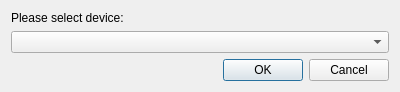
wldevru/src, file wlqt/form/wldevicewidget.ui: the form before one commit.
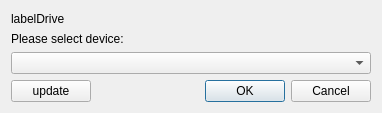
The form after the commit.

Patch:
```diff
--- a/wlqt/form/wldevicewidget.ui
+++ b/wlqt/form/wldevicewidget.ui
@@ -6,31 +6,45 @@
    <rect>
     <x>0</x>
     <y>0</y>
-    <width>400</width>
-    <height>89</height>
+    <width>382</width>
+    <height>113</height>
    </rect>
   </property>
   <property name="windowTitle">
    <string>Select Device</string>
   </property>
   <layout class="QGridLayout" name="gridLayout">
-   <item row="1" column="0" colspan="2">
+   <item row="3" column="0">
+    <widget class="QPushButton" name="pbUpdate">
+     <property name="text">
+      <string>update</string>
+     </property>
+    </widget>
+   </item>
+   <item row="2" column="0" colspan="3">
     <widget class="QComboBox" name="cbDevice"/>
    </item>
-   <item row="2" column="1">
+   <item row="1" column="0" colspan="2">
+    <widget class="QLabel" name="label">
+     <property name="text">
+      <string notr="true">Please select device:</string>
+     </property>
+    </widget>
+   </item>
+   <item row="0" column="0">
+    <widget class="QLabel" name="labelDriver">
+     <property name="text">
+      <string notr="true">labelDrive</string>
+     </property>
+    </widget>
+   </item>
+   <item row="3" column="2">
     <widget class="QDialogButtonBox" name="buttonBox">
      <property name="standardButtons">
       <set>QDialogButtonBox::Cancel|QDialogButtonBox::Ok</set>
      </property>
     </widget>
    </item>
-   <item row="0" column="0" colspan="2">
-    <widget class="QLabel" name="label">
-     <property name="text">
-      <string notr="true">Please select device:</string>
-     </property>
-    </widget>
-   </item>
   </layout>
  </widget>
  <resources/>
```
